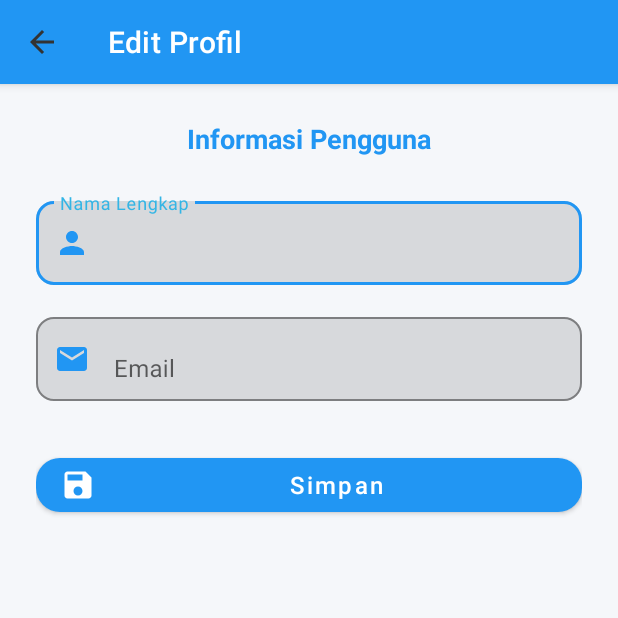
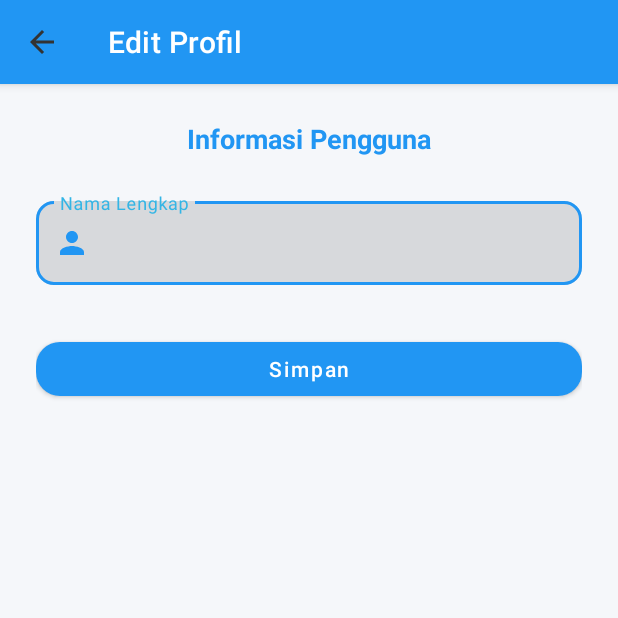
Before and after one commit to ChrozaGaming/projectakhirpam, an Android app: the EditProfileActivity screen opened directly, with no data from a screen before it, after a tap on "Simpan", on a phone screen of 412 x 824 dp, the top half of it. Run offline under Robolectric (Android 15) with nearby library versions, the phone set to English and light mode, and no system bars; our stand-ins replace CircleImageView, Firebase (no records; nobody signed in at launch, a user with empty details on screens opened directly).

Commit message:
refactor(profile): simplify EditProfile — remove editable email field
WHY
• User e-mail is now read-only in the app; only the full name can be updated.
• Eliminates dead code and runtime crashes caused by the deleted tvEmail view.

CHANGES
• activity_edit_profile.xml
  - Removed <TextView id="tvEmail"> and related UI padding.
• EditProfileActivity.kt
  - Deleted all references to tvEmail and email-update logic.
  - saveNameOnly() now updates only the "fullName" field in Realtime DB.
  - Trimmed unused imports and comments.

TEST
• Build & run on API 23–34: Edit Profile screen loads without errors.
• Verified that changing the Name persists to Firebase Realtime Database.

```diff
--- a/app/src/main/java/com/example/projectakhirpam/EditProfileActivity.kt
+++ b/app/src/main/java/com/example/projectakhirpam/EditProfileActivity.kt
@@ -18,49 +18,51 @@ class EditProfileActivity : AppCompatActivity() {
         binding = ActivityEditProfileBinding.inflate(layoutInflater)
         setContentView(binding.root)
 
+        /* ---------- Firebase init ---------- */
         auth = FirebaseAuth.getInstance()
         val uid = auth.currentUser?.uid ?: return finish()
+        userRef = FirebaseDatabase.getInstance().reference
+            .child("users")
+            .child(uid)
 
-        userRef = FirebaseDatabase.getInstance().getReference("users").child(uid)
-
-        // Load data awal ke input
+        /* ---------- Muat data awal ---------- */
         userRef.addListenerForSingleValueEvent(object : ValueEventListener {
-            override fun onDataChange(snapshot: DataSnapshot) {
-                binding.etFullName.setText(snapshot.child("fullName").getValue(String::class.java))
-                binding.etEmail.setText(snapshot.child("email").getValue(String::class.java))
+            override fun onDataChange(s: DataSnapshot) {
+                binding.etFullName.setText(
+                    s.child("fullName").getValue(String::class.java) ?: ""
+                )
+                // Jika tetap ingin menampilkan e-mail, bisa pakai Toast/log di sini
+                // val email = s.child("email").getValue(String::class.java)
             }
-
-            override fun onCancelled(error: DatabaseError) {
-                Toast.makeText(this@EditProfileActivity, "Gagal memuat data", Toast.LENGTH_SHORT).show()
+            override fun onCancelled(e: DatabaseError) {
+                Toast.makeText(
+                    this@EditProfileActivity,
+                    e.toException().toUserMessage(),
+                    Toast.LENGTH_SHORT
+                ).show()
             }
         })
 
-        // Tombol Simpan
-        binding.btnSave.setOnClickListener {
-            val newName = binding.etFullName.text.toString().trim()
-            val newEmail = binding.etEmail.text.toString().trim()
+        /* tombol */
+        binding.btnSave.setOnClickListener { saveNameOnly() }
+        binding.toolbar.setNavigationOnClickListener { finish() }
+    }
 
-            if (newName.isEmpty() || newEmail.isEmpty()) {
-                Toast.makeText(this, "Nama dan email tidak boleh kosong", Toast.LENGTH_SHORT).show()
-                return@setOnClickListener
-            }
-
-            val updates = mapOf(
-                "fullName" to newName,
-                "email" to newEmail
-            )
-
-            userRef.updateChildren(updates).addOnSuccessListener {
-                Toast.makeText(this, "Profil diperbarui", Toast.LENGTH_SHORT).show()
-                finish()
-            }.addOnFailureListener {
-                Toast.makeText(this, "Gagal menyimpan: ${it.message}", Toast.LENGTH_SHORT).show()
-            }
+    /** Simpan hanya Nama ke Realtime DB */
+    private fun saveNameOnly() {
+        val newName = binding.etFullName.text.toString().trim()
+        if (newName.isEmpty()) {
+            Toast.makeText(this, "Nama tidak boleh kosong", Toast.LENGTH_SHORT).show()
+            return
         }
 
-        // Tombol kembali
-        binding.toolbar.setNavigationOnClickListener {
-            finish()
-        }
+        userRef.child("fullName").setValue(newName)
+            .addOnSuccessListener {
+                Toast.makeText(this, "Nama diperbarui", Toast.LENGTH_SHORT).show()
+                finish()
+            }
+            .addOnFailureListener { e ->
+                Toast.makeText(this, e.toUserMessage(), Toast.LENGTH_LONG).show()
+            }
     }
 }
--- a/app/src/main/res/layout/activity_edit_profile.xml
+++ b/app/src/main/res/layout/activity_edit_profile.xml
@@ -24,7 +24,6 @@
 
     <!-- Konten Scrollable -->
     <androidx.core.widget.NestedScrollView
-        android:id="@+id/nestedScrollView"
         android:layout_width="match_parent"
         android:layout_height="match_parent"
         android:fillViewport="true"
@@ -47,16 +46,16 @@
                 android:textSize="18sp"
                 android:textStyle="bold" />
 
-            <!-- Full Name -->
+            <!-- Full Name (editable) -->
             <com.google.android.material.textfield.TextInputLayout
                 android:layout_width="match_parent"
                 android:layout_height="wrap_content"
                 android:hint="Nama Lengkap"
                 app:boxBackgroundMode="outline"
+                app:boxCornerRadiusTopStart="12dp"
+                app:boxCornerRadiusTopEnd="12dp"
+                app:boxCornerRadiusBottomStart="12dp"
                 app:boxCornerRadiusBottomEnd="12dp"
-                app:boxCornerRadiusBottomStart="12dp"
-                app:boxCornerRadiusTopEnd="12dp"
-                app:boxCornerRadiusTopStart="12dp"
                 app:boxStrokeColor="#2196F3"
                 app:startIconDrawable="@drawable/ic_profile"
                 app:startIconTint="#2196F3">
@@ -69,29 +68,6 @@
                     android:textColor="#333333" />
             </com.google.android.material.textfield.TextInputLayout>
 
-            <!-- Email -->
-            <com.google.android.material.textfield.TextInputLayout
-                android:layout_width="match_parent"
-                android:layout_height="wrap_content"
-                android:layout_marginTop="16dp"
-                android:hint="Email"
-                app:boxBackgroundMode="outline"
-                app:boxCornerRadiusBottomEnd="12dp"
-                app:boxCornerRadiusBottomStart="12dp"
-                app:boxCornerRadiusTopEnd="12dp"
-                app:boxCornerRadiusTopStart="12dp"
-                app:boxStrokeColor="#2196F3"
-                app:startIconDrawable="@drawable/ic_email"
-                app:startIconTint="#2196F3">
-
-                <com.google.android.material.textfield.TextInputEditText
-                    android:id="@+id/etEmail"
-                    android:layout_width="match_parent"
-                    android:layout_height="wrap_content"
-                    android:inputType="textEmailAddress"
-                    android:textColor="#333333" />
-            </com.google.android.material.textfield.TextInputLayout>
-
             <!-- Tombol Simpan -->
             <com.google.android.material.button.MaterialButton
                 android:id="@+id/btnSave"
@@ -101,13 +77,9 @@
                 android:text="Simpan"
                 android:textAllCaps="false"
                 android:textColor="#FFFFFF"
-                android:textSize="16sp"
                 app:backgroundTint="#2196F3"
                 app:cornerRadius="16dp"
-                app:icon="@drawable/ic_save"
-                app:iconPadding="12dp"
-                app:iconTint="#FFFFFF" />
-
+                app:iconPadding="12dp" />
         </LinearLayout>
     </androidx.core.widget.NestedScrollView>
 </androidx.coordinatorlayout.widget.CoordinatorLayout>
```
Also changed, not shown: app/src/main/java/com/example/projectakhirpam/FirebaseErrorExt.kt (added, +32 -0 lines).
